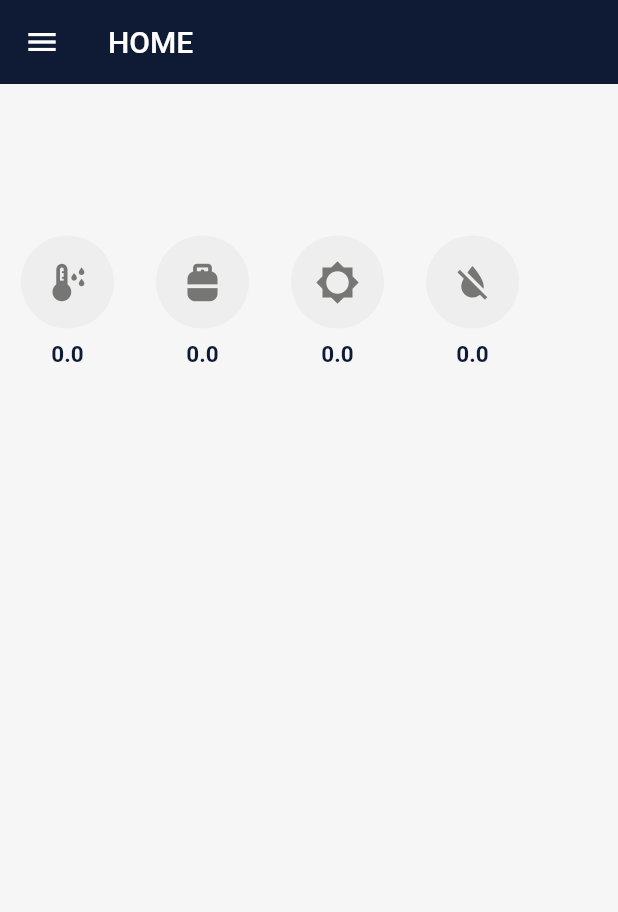
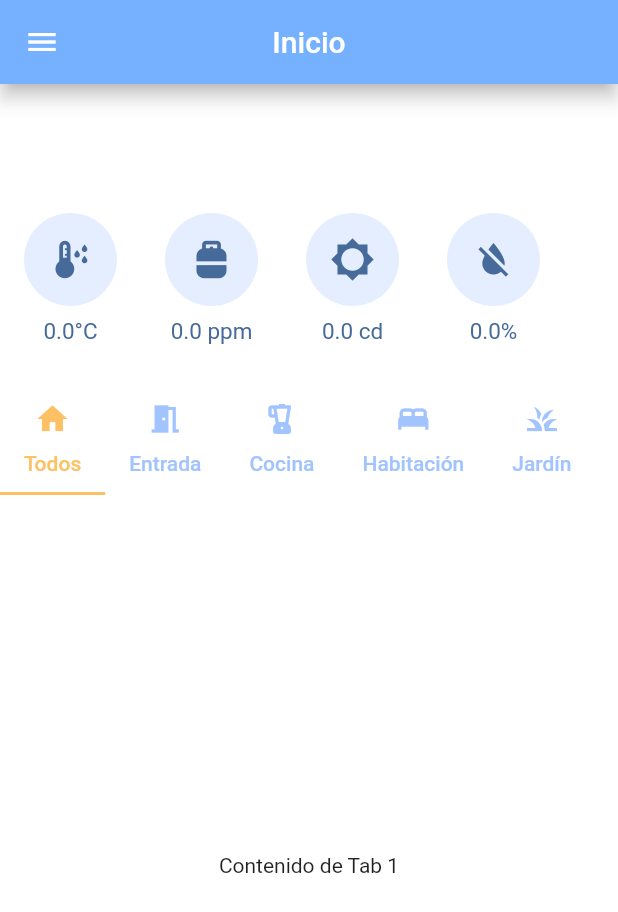
Before and after one commit to EduardoCC-bot/App_IoT, a Flutter app: the screen it shows once a user with an empty profile is signed in, on a phone screen of 412 x 824 dp. Shown: the top 912 px of the screen. Run offline on Flutter 3.47's test engine with Material 2 defaults, Android fonts, the phone set to English and light mode, and no system bars; our stand-ins replace firebase_auth, firebase_core, firebase_database, flutter_spinkit; accounts and stored records are empty; network calls fail.

Commit message:
Colores, estética, TabBar, dispositivos garage

```diff
--- a/lib/main.dart
+++ b/lib/main.dart
@@ -13,6 +13,7 @@ void main() async {
   );
   runApp(const MyApp());
 }
+
 class MyApp extends StatelessWidget {
   const MyApp({super.key});
 
@@ -24,6 +25,7 @@ class MyApp extends StatelessWidget {
         value: AuthService().user,
         child: const MaterialApp(
         home: Wrapper(),
+        debugShowCheckedModeBanner: false,
       ),
     );
   }
--- a/lib/screens/home/home.dart
+++ b/lib/screens/home/home.dart
@@ -1,4 +1,7 @@
 import 'package:flutter/material.dart';
+import 'package:proyectoiot/shared/constants.dart';
+import 'package:proyectoiot/special_widgets/tabbar_home.dart';
+import 'package:proyectoiot/special_widgets/tabbarview_home.dart';
 import '../../special_widgets/drawer_menu.dart';
 import '../../special_widgets/sensors_display.dart';
 
@@ -22,22 +25,30 @@ class _HomeState extends State<Home> {
 
   @override
   Widget build(BuildContext context) {
-    return Scaffold(
-      backgroundColor: const Color(0xFFF6F6F6),
+    return DefaultTabController(
+      length: 6,
+      child: Scaffold(
+        backgroundColor: colorBlanco,
         drawer:  drawer,
         appBar: AppBar(
-        title: const Text('HOME'),
-        backgroundColor: const Color(0xFF0f1b35),
-        elevation: 0.0,
+          title: const Text('Inicio'),
+          centerTitle: true,
+          //leading: const Icon(Icons.home),
+          backgroundColor: color_1,
+          elevation: 5.0,
         ),
         body: const Column(
             mainAxisAlignment: MainAxisAlignment.start,
             crossAxisAlignment: CrossAxisAlignment.start,  // Alinear widgets al inicio
-          children: [
-            SizedBox(height: 100),
+            children: <Widget>[
+              SizedBox(height: 80),
               SensorDisplay(),
+              SizedBox(height: 20),
+              TabBarHome(),
+              Expanded(child: TabBarViewHome())
             ],
           ),
+      )
     );
   }
 }
--- a/lib/shared/loading.dart
+++ b/lib/screens/loading.dart
@@ -1,5 +1,6 @@
 import 'package:flutter/material.dart';
 import 'package:flutter_spinkit/flutter_spinkit.dart';
+import 'package:proyectoiot/shared/constants.dart';
 
 //------------------------------------------------
 //Pantalla de carga
@@ -11,10 +12,10 @@ class Loading extends StatelessWidget {
   @override
   Widget build(BuildContext context) {
     return Container(
-      color:  const Color(0xFFF6F6F6),
+      color:  colorBlanco,
       child: const Center(
         child: SpinKitChasingDots(
-          color:  Color(0xFF0f1b35),
+          color:  color_0,
           size: 50.0
           )
         ),
--- a/lib/services/sensor_monitor.dart
+++ b/lib/services/sensor_monitor.dart
@@ -36,7 +36,7 @@ class SensorMonitor {
     ];
 
     for (final path in sensorPaths) {
-      StreamSubscription<DatabaseEvent> subscription = reference.child(path).onValue.listen((event) {
+      StreamSubscription<DatabaseEvent> subscription = reference.child("Casa/$path").onValue.listen((event) {
           final sensorName = path.split('_').last;
           final value = num.tryParse(event.snapshot.child(sensorName).value.toString()) ?? 0.0;
           _sensorData[sensorName] = value;
--- a/lib/shared/constants.dart
+++ b/lib/shared/constants.dart
@@ -6,82 +6,43 @@ import 'package:flutter/material.dart';
 
 //formato para los campos de texto de login y register
 const textInputDecoration =  InputDecoration(
-    fillColor: Colors.white,
+    fillColor: colorBlanco,
     filled: true,
     enabledBorder: OutlineInputBorder(
-      borderSide: BorderSide(color: Colors.white, width: 2.0)
+      borderSide: BorderSide(color: color_1, width: 1.0)
     ),
     focusedBorder: OutlineInputBorder(
-      borderSide: BorderSide(color: Colors.lightBlue, width: 2.0)
+      borderSide: BorderSide(color: color_11, width: 2.0)
     )
   );
 
 
 //formato para el nombre de usuario en el Menú drawer
 const drawerTextStyle = TextStyle(
-  color: Color(0xFFffffff),
-  fontWeight: FontWeight.bold,
-  fontSize: 30,
+  color: color_0,
+  fontSize: 15,
 );
 
-
+//formato para las líneas divider
 const divider = Divider(
-      color: Colors.grey, //especificar el color
+      color: color_0,//especificar el color
       height: 1.0, // Altura del Divider
+      thickness: 0.5,
 );
 
+//paleta de colores
+const color_0= Color(0xFF466A99);
+final color_55= Colors.lightBlue[600];
+const color_1= Color(0xFF75b1ff);
+const color_2= Color(0xFFa1c4ff);
+const color_3= Color(0xFFc5d8ff);
+const color_4= Color(0xFFe5eeff);
+const colorBlanco= Color(0xFFFFFFFF);
+const colorSelect = Color(0xFF03A9F4);
 
-
-
-IconData getIconoPorTexto(String sensorName, num value) {
-    switch (sensorName) {
-      case 'temperatura':
-        return getIconoTemperatura(value);
-      case 'gas':
-        return getIconoGas(value);
-      case 'luz':
-        return getIconoLuz(value);
-      case 'humedad':
-        return getIconoHumedad(value);
-      default:
-        return Icons.help; // ícono por defecto en caso de que no se reconozca el texto
-    }
-  }
-
-IconData getIconoLuz(num value){
-    if(value >= 80){
-      return Icons.brightness_high;
-    } else if(value >= 40){
-      return Icons.brightness_medium;
-    }else{
-      return Icons.brightness_low;
-    }
-}
-
-IconData getIconoTemperatura(num value){
-    if(value >= 100){
-      return Icons.local_fire_department;
-    } else if(value >= 19){
-      return Icons.thermostat;
-    }else{
-      return Icons.dew_point;
-    }
-}
-
-IconData getIconoGas(num value){
-    if(value >= 10){
-      return Icons.gas_meter;
-    }else{
-      return Icons.propane_tank;
-    }
-}
-
-IconData getIconoHumedad(num value){
-    if(value >= 50){
-      return Icons.water;
-    } else if(value >= 20){
-      return Icons.water_drop;
-    }else{
-      return Icons.format_color_reset;
-    }
-}
+const color_10= Color(0xFF652a00);
+const color_11= Color(0xFFfdc165);
+const color_12= Color(0xFFfed17e);
+const color_13= Color(0xFFfff0af) ;
+const color_14= Color(0xFFfee096);
+const color_15= Color(0xFFffffc7);
--- /dev/null
+++ b/lib/shared/functions.dart
@@ -0,0 +1,71 @@
+import 'package:flutter/material.dart';
+
+//funciones para obtener el icono correspondiente a cada sensor según su valor
+
+IconData getIconForValor(String sensorName, num value) {
+    switch (sensorName) {
+      case 'temperatura':
+        return getIconoTemperatura(value);
+      case 'gas':
+        return getIconoGas(value);
+      case 'luz':
+        return getIconoLuz(value);
+      case 'humedad':
+        return getIconoHumedad(value);
+      default:
+        return Icons.help; // ícono por defecto en caso de que no se reconozca el texto
+    }
+  }
+
+IconData getIconoLuz(num value){
+    if(value >= 80){
+      return Icons.brightness_high;
+    } else if(value >= 40){
+      return Icons.brightness_medium;
+    }else{
+      return Icons.brightness_low;
+    }
+}
+
+IconData getIconoTemperatura(num value){
+    if(value >= 100){
+      return Icons.local_fire_department;
+    } else if(value >= 19){
+      return Icons.thermostat;
+    }else{
+      return Icons.dew_point;
+    }
+}
+
+IconData getIconoGas(num value){
+    if(value >= 10){
+      return Icons.gas_meter;
+    }else{
+      return Icons.propane_tank;
+    }
+}
+
+IconData getIconoHumedad(num value){
+    if(value >= 50){
+      return Icons.water;
+    } else if(value >= 20){
+      return Icons.water_drop;
+    }else{
+      return Icons.format_color_reset;
+    }
+}
+
+String getValueWithEscale(String sensorName, num value){
+  switch (sensorName) {
+    case 'temperatura':
+      return "$value°C";
+    case 'gas':
+      return "$value ppm";
+    case 'luz':
+      return "$value cd";
+    case 'humedad':
+      return "$value%";
+    default:
+      return "$value"; // ícono por defecto en caso de que no se reconozca el texto
+  }
+}
--- a/lib/special_widgets/drawer_menu.dart
+++ b/lib/special_widgets/drawer_menu.dart
@@ -11,51 +11,43 @@ import '../services/auth.dart';
 final AuthService _auth = AuthService();
 
 final drawer = Drawer(
-  backgroundColor: const Color(0xFF0f1b35),
+  backgroundColor: colorBlanco,
   child: ListView(
     padding: EdgeInsets.zero,
     children: <Widget>[
-      userIcon,
-      const Text("Perfil", style: drawerTextStyle),
-      divider,
+      DrawerHeader(
+        decoration: const BoxDecoration(
+          color: color_1,
+        ),
+        child: userIcon,
+      ),
+      //const Text("Perfil", style: drawerTextStyle),
       ListTile(
-        tileColor: const Color(0xFFadd6f2),
-        leading: Icon(Icons.notifications, color: Colors.grey[100]),
+        tileColor: colorBlanco,
+        leading: const Icon(Icons.notifications, color: color_11),
         title: const Text(
           'Notificaciones',
-          style: TextStyle(
-            fontSize: 15.0,
-            fontWeight: FontWeight.bold,
-            color: Color(0xFFffffff)
-          )
+          style: drawerTextStyle
         ),
-        onTap: () => print('Home'),
+        onTap: () => print('Notificaciones'),
       ),
       divider,
       ListTile(
-        tileColor: const Color(0xFFadd6f2),
-        leading: Icon(Icons.settings, color: Colors.grey[100]),
+        tileColor: colorBlanco,
+        leading: const Icon(Icons.settings, color: color_11),
         title: const Text(
           'Configuraciones',
-          style: TextStyle(
-            fontSize: 15.0,
-            fontWeight: FontWeight.bold,
-            color: Color(0xFFffffff)
-          )
+          style: drawerTextStyle
         ),
         onTap: () => print('Configuración'),
       ),
       divider,
       ListTile(
-        tileColor: const Color(0xFFadd6f2),
-        leading: Icon(Icons.logout, color: Colors.grey[100]),
+        tileColor: colorBlanco,
+        leading: const Icon(Icons.logout, color: color_11),
         title: const Text(
           'Cerrar sesión',
-          style: TextStyle(
-            fontSize: 15.0,
-            fontWeight: FontWeight.bold,
-            color: Color(0xFFffffff)
-          )
+          style: drawerTextStyle
         ),
         onTap: () async {
           await _auth.signOut();
--- a/lib/special_widgets/sensor_icon.dart
+++ b/lib/special_widgets/sensor_icon.dart
@@ -1,5 +1,6 @@
 import 'package:flutter/material.dart';
-import '../shared/constants.dart';
+import 'package:proyectoiot/shared/constants.dart';
+import '../shared/functions.dart';
 
 //----------------------------------------------------------------------
 //Widget individual por cada sensor. Contiene un icono y su valor en tiempo real
@@ -26,24 +27,23 @@ class SensorIconTextState extends State<SensorIconText> {
       mainAxisAlignment: MainAxisAlignment.center,
       children: [
         Container(
-          decoration: BoxDecoration(
-            color: Colors.grey[200],
+          decoration: const BoxDecoration(
+            color: color_4,//Colors.grey[200],
             shape: BoxShape.circle,
           ),
           padding: const EdgeInsets.all(16.0),
           child: Icon(
-            getIconoPorTexto(widget.sensorName, widget.value),
-            color: const Color(0xFF767674),
+            getIconForValor(widget.sensorName, widget.value),
+            color: color_0,
             size: 30.0,
           ),
         ),
         const SizedBox(height: 8.0),
         Text(
-          widget.value.toString(),
+          getValueWithEscale(widget.sensorName, widget.value),
           style: const TextStyle(
-            color: Color(0xFF0f1b35),
+            color: color_0,
             fontSize: 15.0,
-            fontWeight: FontWeight.bold,
           ),
         ),
       ],
--- a/lib/special_widgets/sensors_display.dart
+++ b/lib/special_widgets/sensors_display.dart
@@ -47,7 +47,7 @@ class SensorDisplayState extends State<SensorDisplay> {
         final sensorData = snapshot.data!;
 
         return SizedBox (
-          height: 90,
+          height: 100,
           child: ListView.builder(
           scrollDirection: Axis.horizontal,
           itemCount: sensorData.keys.length,
@@ -57,7 +57,7 @@ class SensorDisplayState extends State<SensorDisplay> {
 
             // Pasando el valor al IconoTextoWidget
             return SizedBox(
-              width: 90,
+              width: 94,
               child: SensorIconText(sensorName: key, value: value!));
             },
           )
--- /dev/null
+++ b/lib/special_widgets/tabbar_home.dart
@@ -0,0 +1,29 @@
+import 'package:flutter/material.dart';
+import 'package:proyectoiot/shared/constants.dart';
+
+class TabBarHome extends StatefulWidget {
+  const TabBarHome({super.key});
+
+  @override
+  State<TabBarHome> createState() => _TabBarHomeState();
+}
+
+class _TabBarHomeState extends State<TabBarHome> {
+  @override
+  Widget build(BuildContext context) {
+    return const TabBar(
+      isScrollable: true,
+      indicatorColor: color_11,
+      labelColor: color_11,
+      unselectedLabelColor: color_2,
+      tabs: [
+        Tab(text: "Todos", icon: Icon(Icons.home)),
+        Tab(text: "Entrada", icon: Icon(Icons.meeting_room)),
+        Tab(text: "Cocina", icon: Icon(Icons.blender)),
+        Tab(text: "Habitación", icon: Icon(Icons.bed)),
+        Tab(text: "Jardín", icon: Icon(Icons.grass)),
+        Tab(text: "Garage", icon: Icon(Icons.time_to_leave)),
+      ],
+    );
+  }
+}
--- /dev/null
+++ b/lib/special_widgets/tabbarview_home.dart
@@ -0,0 +1,26 @@
+import 'package:flutter/material.dart';
+import 'package:proyectoiot/screens/home/garage.dart';
+
+class TabBarViewHome extends StatefulWidget {
+  const TabBarViewHome({super.key});
+
+  @override
+  State<TabBarViewHome> createState() => _TabBarViewHomeState();
+}
+
+class _TabBarViewHomeState extends State<TabBarViewHome> {
+  @override
+  Widget build(BuildContext context) {
+    return const TabBarView(
+
+      children: <Widget>[
+        Center(child: Text('Contenido de Tab 1')),
+        Center(child: Text('Contenido de Tab 2')),
+        Center(child: Text('Contenido de Tab 3')),
+        Center(child: Text('Contenido de Tab 4')),
+        Center(child: Text('Contenido de Tab 5')),
+        Garage()
+      ]
+    );
+  }
+}
```
Also changed, not shown: lib/images_icons/register_icon.dart (+4 -4 lines), lib/images_icons/user_icon.dart (+4 -8 lines), lib/screens/authenticate/login.dart (+8 -8 lines), lib/screens/authenticate/register.dart (+6 -6 lines), lib/screens/home/garage.dart (added, +48 -0 lines), lib/special_widgets/switch.dart (added, +28 -0 lines). Lines whose indentation alone changed are shown as unchanged.
